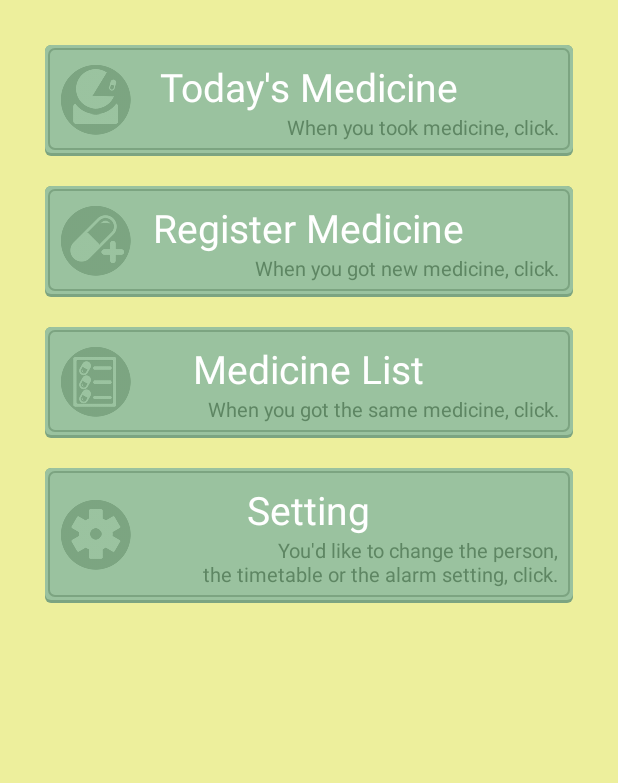
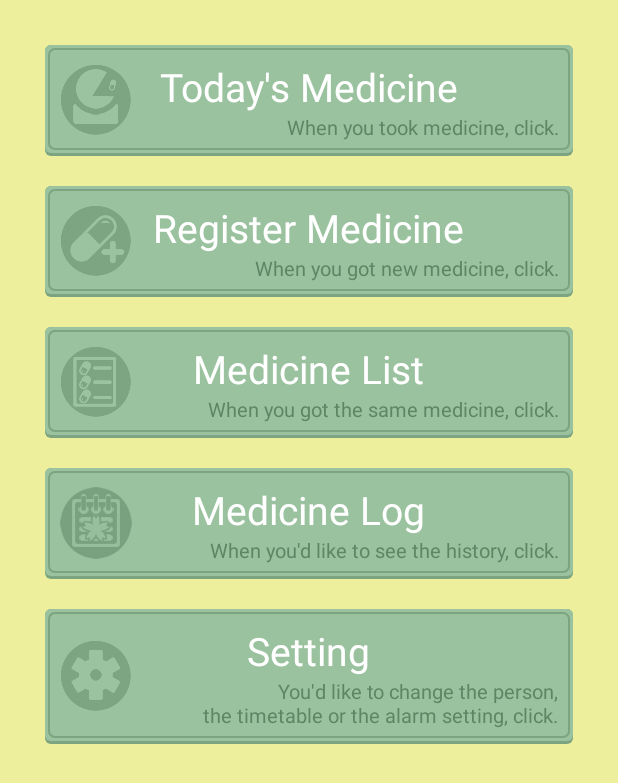
Before and after one commit to jozuko/MediCheck, an Android app: the screen it shows after launch (MenuActivity), on a phone screen of 412 x 824 dp. Shown: the top 783 px of the screen. Run offline under Robolectric (Android 15) with nearby library versions, the phone set to English and light mode, and no system bars.

Commit message:
add history button

```diff
--- a/app/src/main/java/com/studiojozu/medicheck/activity/MenuActivity.java
+++ b/app/src/main/java/com/studiojozu/medicheck/activity/MenuActivity.java
@@ -13,7 +13,6 @@ public class MenuActivity extends Activity {
     protected void onCreate(Bundle savedInstanceState) {
         super.onCreate(savedInstanceState);
         setContentView(R.layout.view_menu);
-
     }
 
     @Override
--- a/app/src/main/java/com/studiojozu/medicheck/other/PhotoService.java
+++ b/app/src/main/java/com/studiojozu/medicheck/service/PhotoService.java
@@ -1,4 +1,4 @@
-package com.studiojozu.medicheck.other;
+package com.studiojozu.medicheck.service;
 
 import android.app.Activity;
 import android.content.Intent;
--- /dev/null
+++ b/app/src/main/java/com/studiojozu/medicheck/service/TodayMedicineService.java
@@ -0,0 +1,8 @@
+package com.studiojozu.medicheck.service;
+
+/**
+ * 今日の服用予定に関する情報を操作するサービス
+ */
+public class TodayMedicineService {
+
+}
--- a/app/src/main/res/layout/view_menu.xml
+++ b/app/src/main/res/layout/view_menu.xml
@@ -31,6 +31,14 @@
         custom:drawableLeft="@mipmap/ic_list_medicine"/>
 
     <com.studiojozu.medicheck.activity.uicomponent.DescriptionButtonView
+        android:id="@+id/menu_button_history_medicine"
+        android:layout_width="match_parent"
+        android:layout_height="wrap_content"
+        custom:text="@string/button_history_medicine"
+        custom:description="@string/button_description_history_medicine"
+        custom:drawableLeft="@mipmap/ic_history_medicine"/>
+
+    <com.studiojozu.medicheck.activity.uicomponent.DescriptionButtonView
         android:id="@+id/menu_button_setting"
         android:layout_width="match_parent"
         android:layout_height="wrap_content"
--- a/app/src/main/res/values/strings.xml
+++ b/app/src/main/res/values/strings.xml
@@ -30,6 +30,8 @@
     <string name="button_description_register_medicine">When you got new medicine, click.</string>
     <string name="button_list_medicine">Medicine List</string>
     <string name="button_description_list_medicine">When you got the same medicine, click.</string>
+    <string name="button_history_medicine">Medicine Log</string>
+    <string name="button_description_history_medicine">When you\'d like to see the history, click.</string>
     <string name="button_setting">Setting</string>
     <string name="button_description_setting">You\'d like to change the person,\n the timetable or the alarm setting, click.</string>
 
```
Also changed, not shown: app/src/main/res/mipmap-hdpi/ic_history_medicine.png (added), app/src/main/res/mipmap-mdpi/ic_history_medicine.png (added), app/src/main/res/mipmap-xhdpi/ic_history_medicine.png (added), app/src/main/res/mipmap-xxhdpi/ic_history_medicine.png (added), app/src/main/res/mipmap-xxxhdpi/ic_history_medicine.png (added), 3 other files.
